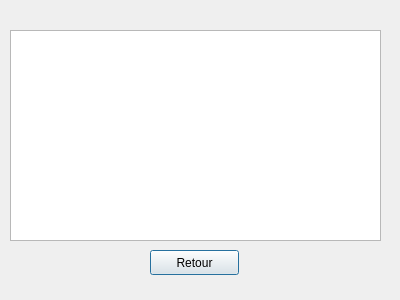
khadimkasse/projet_cpp_ndeye, file c++_oussa/Matiere_UI/affichermatieres.ui: the form before one commit.
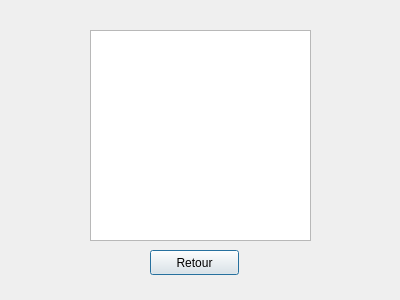
The form after the commit.

What changed in the file:
```diff
--- a/c++_oussa/Matiere_UI/affichermatieres.ui
+++ b/c++_oussa/Matiere_UI/affichermatieres.ui
@@ -29,9 +29,9 @@
   <widget class="QTableView" name="tableView">
    <property name="geometry">
     <rect>
-     <x>10</x>
+     <x>90</x>
      <y>30</y>
-     <width>371</width>
+     <width>221</width>
      <height>211</height>
     </rect>
    </property>
```
Left out of the diff: 2 changed lines with no effect on the pictures.
